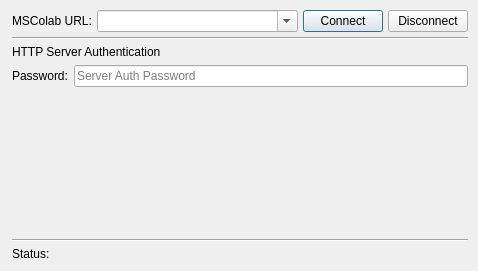
This is mslib/msui/ui/ui_mscolab_connect_dialog.ui in Open-MSS/MSS as Qt 5 draws it before an edit. The edited form follows.
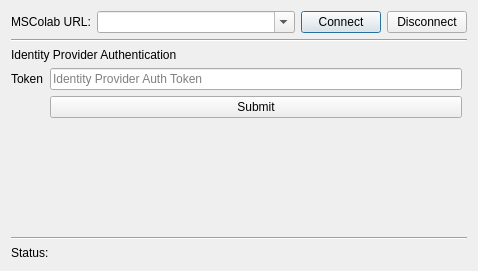
This is the edited form.

What changed in the file:
```diff
--- a/mslib/msui/ui/ui_mscolab_connect_dialog.ui
+++ b/mslib/msui/ui/ui_mscolab_connect_dialog.ui
@@ -13,24 +13,9 @@
   <property name="windowTitle">
    <string>Connect to MSColab</string>
   </property>
-  <layout class="QVBoxLayout" name="verticalLayout">
-   <property name="spacing">
-    <number>5</number>
-   </property>
-   <property name="leftMargin">
-    <number>12</number>
-   </property>
-   <property name="topMargin">
-    <number>10</number>
-   </property>
-   <property name="rightMargin">
-    <number>10</number>
-   </property>
-   <property name="bottomMargin">
-    <number>10</number>
-   </property>
-   <item>
-    <layout class="QHBoxLayout" name="horizontalLayout_2" stretch="0,1,0,0">
+  <layout class="QGridLayout" name="gridLayout_4">
+   <item row="0" column="0">
+    <layout class="QHBoxLayout" name="horizontalLayout_2" stretch="0,1,0">
      <item>
       <widget class="QLabel" name="urlLabel">
        <property name="text">
@@ -73,17 +58,17 @@
      </item>
     </layout>
    </item>
-   <item>
+   <item row="1" column="0">
     <widget class="Line" name="line">
      <property name="orientation">
       <enum>Qt::Horizontal</enum>
      </property>
     </widget>
    </item>
-   <item>
+   <item row="2" column="0">
     <widget class="QStackedWidget" name="stackedWidget">
      <property name="currentIndex">
-      <number>2</number>
+      <number>3</number>
      </property>
      <widget class="QWidget" name="loginPage">
       <layout class="QGridLayout" name="gridLayout_3">
@@ -341,16 +326,101 @@
        </item>
       </layout>
      </widget>
+     <widget class="QWidget" name="idpAuthPage">
+      <property name="enabled">
+       <bool>true</bool>
+      </property>
+      <widget class="QWidget" name="layoutWidget">
+       <property name="geometry">
+        <rect>
+         <x>0</x>
+         <y>20</y>
+         <width>451</width>
+         <height>141</height>
+        </rect>
+       </property>
+       <layout class="QGridLayout" name="idpAuthGridLayout">
+        <property name="sizeConstraint">
+         <enum>QLayout::SetDefaultConstraint</enum>
+        </property>
+        <item row="0" column="0">
+         <widget class="QLabel" name="idpAuthTokenLabel">
+          <property name="text">
+           <string>Token</string>
+          </property>
+         </widget>
+        </item>
+        <item row="0" column="1">
+         <widget class="QLineEdit" name="idpAuthPasswordLe">
+          <property name="text">
+           <string/>
+          </property>
+          <property name="echoMode">
+           <enum>QLineEdit::Normal</enum>
+          </property>
+          <property name="placeholderText">
+           <string>Identity Provider Auth Token</string>
+          </property>
+         </widget>
+        </item>
+        <item row="1" column="1">
+         <widget class="QPushButton" name="idpAuthTokenSubmitBtn">
+          <property name="text">
+           <string>Submit</string>
+          </property>
+         </widget>
+        </item>
+        <item row="3" column="0" colspan="2">
+         <spacer name="IdpAuthVerticalSpacer">
+          <property name="orientation">
+           <enum>Qt::Vertical</enum>
+          </property>
+          <property name="sizeHint" stdset="0">
+           <size>
+            <width>20</width>
+            <height>40</height>
+           </size>
+          </property>
+         </spacer>
+        </item>
+       </layout>
+      </widget>
+      <widget class="QLabel" name="idpAuthTopicLabel">
+       <property name="enabled">
+        <bool>true</bool>
+       </property>
+       <property name="geometry">
+        <rect>
+         <x>0</x>
+         <y>0</y>
+         <width>456</width>
+         <height>15</height>
+        </rect>
+       </property>
+       <property name="sizePolicy">
+        <sizepolicy hsizetype="Preferred" vsizetype="Minimum">
+         <horstretch>0</horstretch>
+         <verstretch>0</verstretch>
+        </sizepolicy>
+       </property>
+       <property name="text">
+        <string>Identity Provider Authentication</string>
+       </property>
+       <property name="alignment">
+        <set>Qt::AlignLeading|Qt::AlignLeft|Qt::AlignTop</set>
+       </property>
+      </widget>
+     </widget>
     </widget>
    </item>
-   <item>
+   <item row="3" column="0">
     <widget class="Line" name="line_2">
      <property name="orientation">
       <enum>Qt::Horizontal</enum>
      </property>
     </widget>
    </item>
-   <item>
+   <item row="4" column="0">
     <layout class="QHBoxLayout" name="statusHL" stretch="1">
      <property name="topMargin">
       <number>0</number>
```
Left out of the diff: 71 changed lines with no effect on the pictures.
